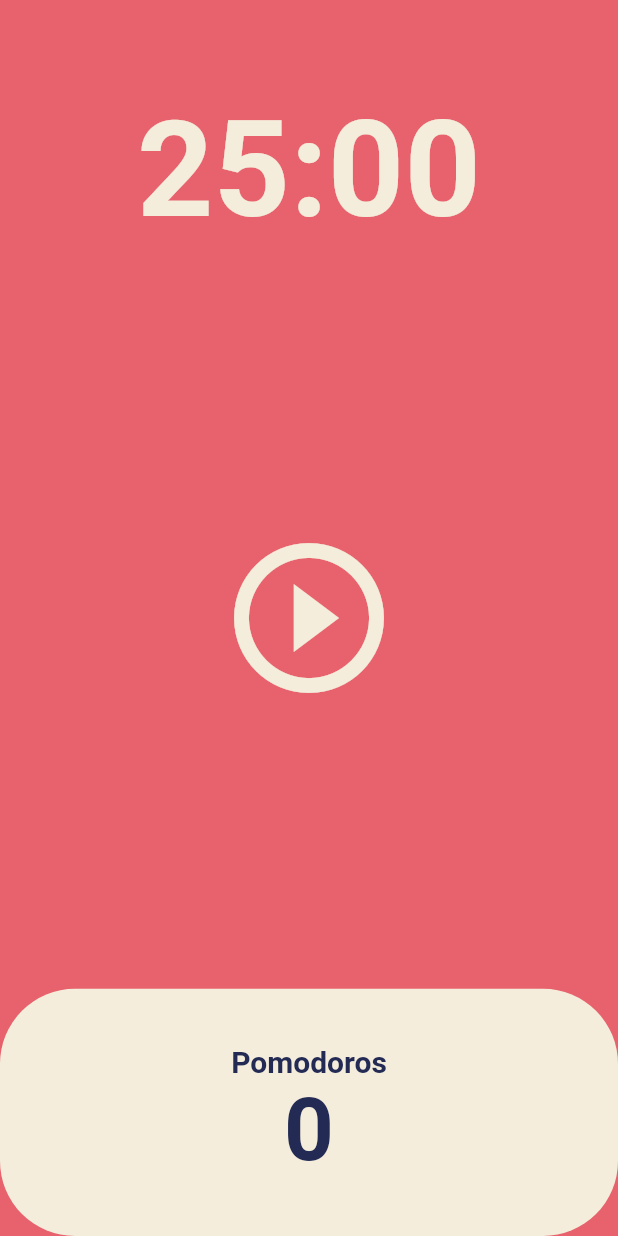
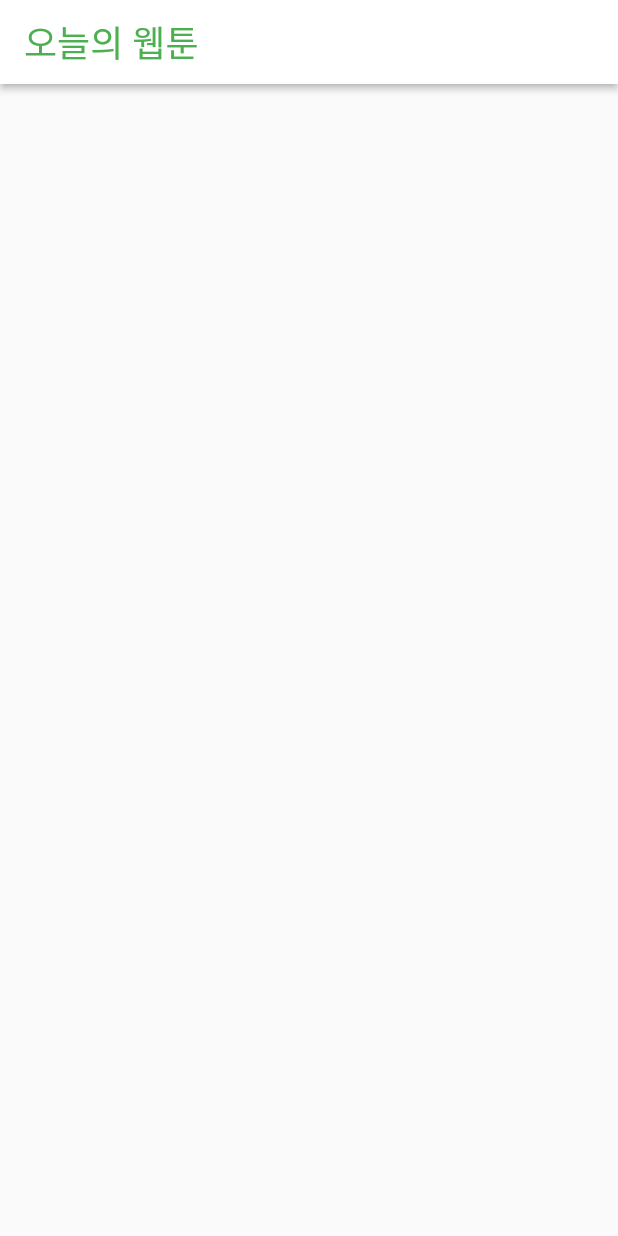
Before and after one commit to Haebuk/toonflix, a Flutter app: the screen it shows after launch, on a phone screen of 412 x 824 dp. Run offline on Flutter 3.47's test engine with Material 2 defaults, Android fonts, the phone set to English and light mode, and no system bars.

Commit message:
6.1 appbar

```diff
--- a/lib/main.dart
+++ b/lib/main.dart
@@ -10,19 +10,8 @@ class App extends StatelessWidget {
 
   @override
   Widget build(BuildContext context) {
-    return MaterialApp(
-      theme: ThemeData(
-        colorScheme: ColorScheme.fromSwatch(
-          backgroundColor: const Color(0xFFE7626C),
-        ),
-        textTheme: const TextTheme(
-          displayLarge: TextStyle(
-            color: Color(0xFF232B55),
-          ),
-        ),
-        cardColor: const Color(0xFFF4EDDB),
-      ),
-      home: const HomeScreen(),
+    return const MaterialApp(
+      home: HomeScreen(),
     );
   }
 }
--- a/lib/screens/home_screen.dart
+++ b/lib/screens/home_screen.dart
@@ -1,128 +1,22 @@
-import 'dart:async';
-
 import 'package:flutter/material.dart';
 
-class HomeScreen extends StatefulWidget {
+class HomeScreen extends StatelessWidget {
   const HomeScreen({super.key});
-
-  @override
-  State<HomeScreen> createState() => _HomeScreenState();
-}
-
-class _HomeScreenState extends State<HomeScreen> {
-  static const twentyFiveMinutes = 1500;
-  int totalSeconds = twentyFiveMinutes;
-  bool isRunning = false;
-  int totalPomodoros = 0;
-  late Timer timer;
-
-  void onTick(Timer timer) {
-    setState(() {
-      if (totalSeconds == 0) {
-        totalPomodoros++;
-        isRunning = false;
-        totalSeconds = twentyFiveMinutes;
-        timer.cancel();
-      } else {
-        totalSeconds = totalSeconds - 1;
-      }
-    });
-  }
-
-  void onStartPressed() {
-    timer = Timer.periodic(
-      const Duration(seconds: 1),
-      onTick,
-    );
-    setState(() {
-      isRunning = true;
-    });
-  }
-
-  void onPausePressed() {
-    timer.cancel();
-    setState(() {
-      isRunning = false;
-    });
-  }
-
-  String format(int seconds) {
-    var duration = Duration(seconds: seconds);
-    return duration.toString().split(".").first.substring(2, 7);
-  }
 
   @override
   Widget build(BuildContext context) {
     return Scaffold(
-      backgroundColor: Theme.of(context).colorScheme.background,
-      body: Column(
-        children: [
-          Flexible(
-            flex: 1,
-            child: Container(
-              alignment: Alignment.bottomCenter,
-              child: Text(
-                format(totalSeconds),
-                style: TextStyle(
-                  color: Theme.of(context).cardColor,
-                  fontSize: 89,
-                  fontWeight: FontWeight.w600,
-                ),
-              ),
-            ),
+      appBar: AppBar(
+        elevation: 2,
+        foregroundColor: Colors.green,
+        backgroundColor: Colors.white,
+        title: const Text(
+          '오늘의 웹툰',
+          style: TextStyle(
+            fontSize: 24,
+            fontWeight: FontWeight.w400,
           ),
-          Flexible(
-            flex: 3,
-            child: Center(
-              child: IconButton(
-                  iconSize: 120,
-                  color: Theme.of(context).cardColor,
-                  onPressed: isRunning ? onPausePressed : onStartPressed,
-                  icon: Icon(
-                    isRunning
-                        ? Icons.pause_circle_outline
-                        : Icons.play_circle_outline,
-                  )),
-            ),
-          ),
-          Flexible(
-            flex: 1,
-            child: Row(
-              children: [
-                Expanded(
-                  child: Container(
-                    decoration: BoxDecoration(
-                      color: Theme.of(context).cardColor,
-                      borderRadius: BorderRadius.circular(50),
-                    ),
-                    child: Column(
-                        mainAxisAlignment: MainAxisAlignment.center,
-                        children: [
-                          Text(
-                            "Pomodoros",
-                            style: TextStyle(
-                                fontSize: 20,
-                                fontWeight: FontWeight.w600,
-                                color: Theme.of(context)
-                                    .textTheme
-                                    .displayLarge!
-                                    .color),
-                          ),
-                          Text("$totalPomodoros",
-                              style: TextStyle(
-                                  fontSize: 58,
-                                  fontWeight: FontWeight.w600,
-                                  color: Theme.of(context)
-                                      .textTheme
-                                      .displayLarge!
-                                      .color)),
-                        ]),
-                  ),
-                ),
-              ],
-            ),
-          ),
-        ],
+        ),
       ),
     );
   }
```
